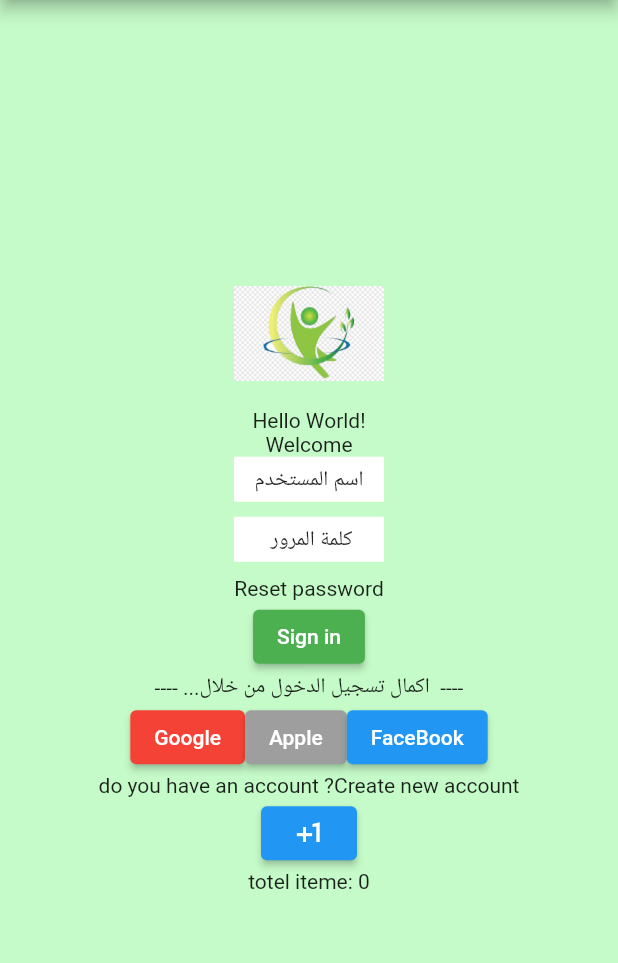
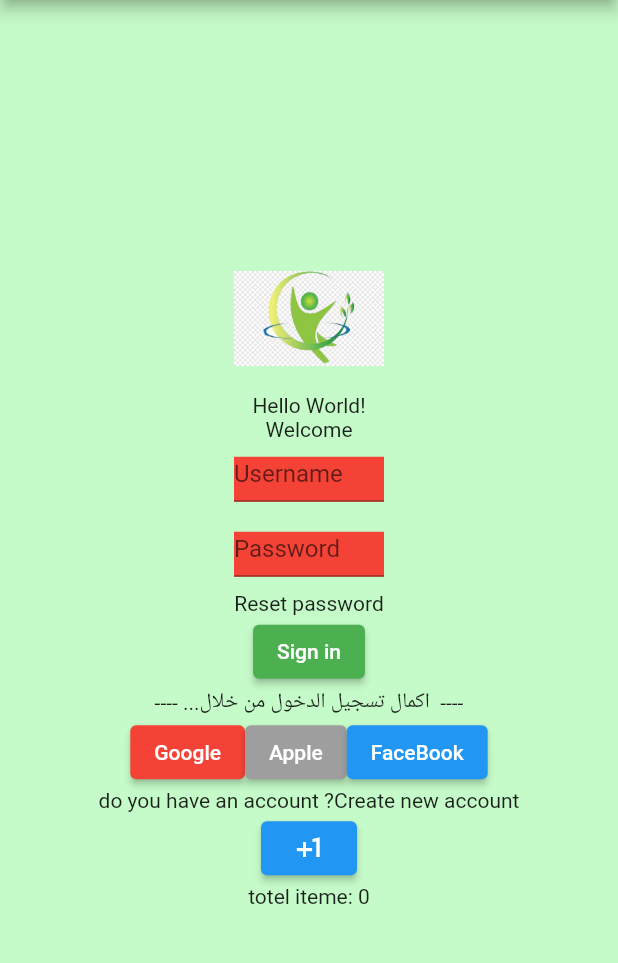
Before and after one commit to alikabi1394/AgeCalculation, a Flutter app: the screen it shows after launch, after a tap on "Sign in", on a phone screen of 412 x 824 dp, the part 84-1047 px from its top. Run offline on Flutter 3.47's test engine with Material 2 defaults, Android fonts, the phone set to English and light mode, and no system bars.

Commit message:
worked on login alert

```diff
--- a/lib/Login.dart
+++ b/lib/Login.dart
@@ -1,13 +1,28 @@
-import 'dart:html';
-
 import 'package:flutter/material.dart';
 
-
-
-class Login extends StatelessWidget {
+class Login extends StatefulWidget {
   const Login({
     super.key,
   });
+
+  @override
+  State<Login> createState() => _LoginState();
+}
+
+class _LoginState extends State<Login> {
+  bool correctEntry = true;
+  String username = "";
+  String password = "";
+
+  checkUsernamePassword() {
+    setState(() {
+      if (username == "" || password == "") {
+        correctEntry = false;
+      } else {
+        correctEntry = true;
+      }
+    });
+  }
 
   @override
   Widget build(BuildContext context) {
@@ -16,22 +31,28 @@ class Login extends StatelessWidget {
         Container(
           height: 30,
           width: 100,
-          child: Center(child: Text('اسم المستخدم')),
-          color: Colors.white,
+          margin: EdgeInsets.all(10),
+          color: correctEntry ? Colors.white : Colors.red,
+          child: TextField(
+            onChanged: (value) => {username = value},
+            decoration: InputDecoration(hintText: "Username"),
+          ),
         ),
         Container(
-          margin: EdgeInsets.all(10),
           height: 30,
           width: 100,
-          child: Center(child: Text(' كلمة المرور')),
-          color: Colors.white,
+          margin: EdgeInsets.all(10),
+          color: correctEntry ? Colors.white : Colors.red,
+          child: TextField(
+            onChanged: (value) => {password = value},
+            decoration: InputDecoration(hintText: 'Password'),
+          ),
         ),
         Text('Reset password'),
         ElevatedButton(
-            style: ElevatedButton.styleFrom(
-                backgroundColor: Colors.green),
-            onPressed: () => {print("Sign in")},
-            child: Text("Sign in")),
+            style: ElevatedButton.styleFrom(backgroundColor: Colors.green),
+            onPressed: checkUsernamePassword,
+            child: Text("Sign in"))
       ],
     );
   }
```
